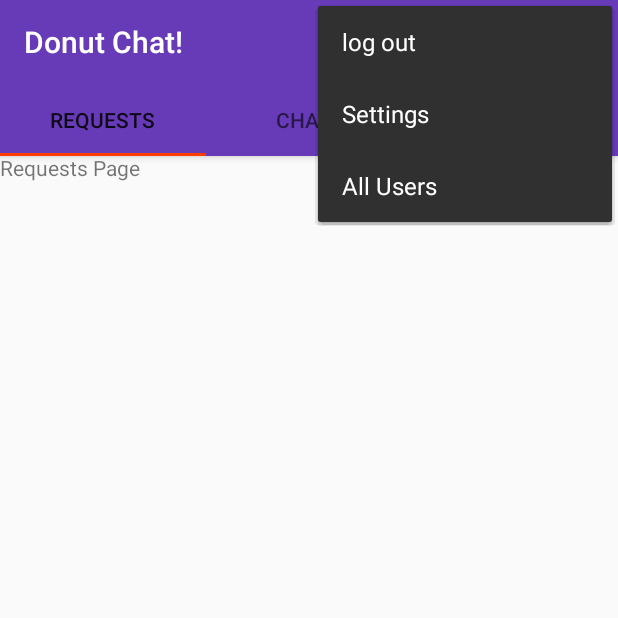
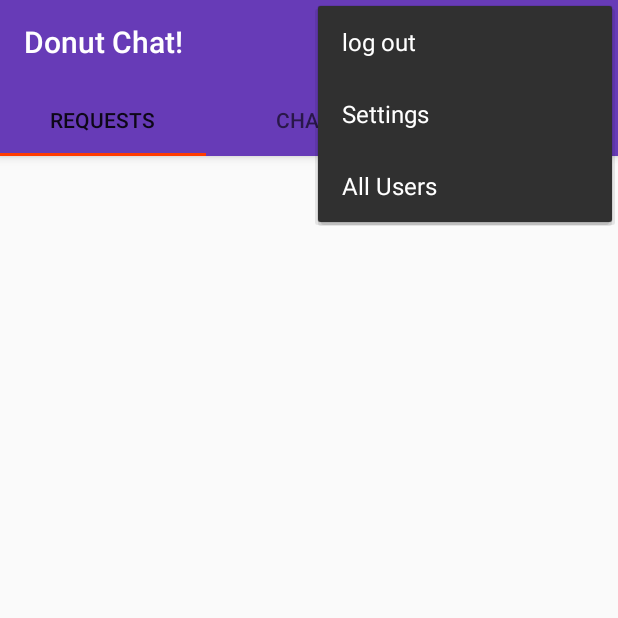
Before and after one commit to nathanLloydw/Donut-Chat, an Android app: the screen it shows after launch once a user with an empty profile is signed in (MainActivity), with the options menu open, on a phone screen of 412 x 824 dp, the top half of it. Run offline under Robolectric (Android 15) with nearby library versions, the phone set to English and light mode, and no system bars; our stand-ins replace CircleImageView, Firebase (no records; nobody signed in at launch, a user with empty details on screens opened directly), Picasso; 2 statements that could not run were skipped.

Commit message:
added requests
updating master version

```diff
--- a/app/src/main/java/com/example/nathanwilliams/messagingapp/RequestsFragment.java
+++ b/app/src/main/java/com/example/nathanwilliams/messagingapp/RequestsFragment.java
@@ -1,29 +1,177 @@
 package com.example.nathanwilliams.messagingapp;
 
 
+import android.app.AlertDialog;
+import android.content.DialogInterface;
+import android.content.Intent;
 import android.os.Bundle;
+import android.support.annotation.Nullable;
 import android.support.v4.app.Fragment;
+import android.support.v7.widget.LinearLayoutManager;
+import android.support.v7.widget.RecyclerView;
 import android.view.LayoutInflater;
+import com.firebase.ui.database.FirebaseRecyclerAdapter;
+import com.google.firebase.auth.FirebaseAuth;
+import com.google.firebase.database.DataSnapshot;
+import com.google.firebase.database.DatabaseError;
+import com.google.firebase.database.DatabaseReference;
+import com.google.firebase.database.FirebaseDatabase;
+
 import android.view.View;
 import android.view.ViewGroup;
+import android.widget.ImageView;
+import android.widget.TextView;
+
+import com.google.firebase.database.ValueEventListener;
+import com.squareup.picasso.Picasso;
+
+import de.hdodenhof.circleimageview.CircleImageView;
 
 
 /**
  * A simple {@link Fragment} subclass.
  */
-public class RequestsFragment extends Fragment {
+public class RequestsFragment extends Fragment
+{
+    private RecyclerView mReqList;
+    private DatabaseReference mReqDatabase;
+    private DatabaseReference mUserDatabase;
+    private FirebaseAuth mAuth;
+    private String mCurrent_user_id;
+    private View mMainView;
+    private LinearLayoutManager mManager;
 
 
-    public RequestsFragment() {
+    public RequestsFragment()
+    {
         // Required empty public constructor
     }
 
 
     @Override
-    public View onCreateView(LayoutInflater inflater, ViewGroup container,
-                             Bundle savedInstanceState) {
+    public View onCreateView(LayoutInflater inflater, @Nullable ViewGroup container, @Nullable Bundle savedInstanceState)
+    {
+
         // Inflate the layout for this fragment
-        return inflater.inflate(R.layout.fragment_requests, container, false);
+        mMainView = inflater.inflate(R.layout.fragment_requests, container, false);
+
+        mReqList = mMainView.findViewById(R.id.req_list);
+
+        mManager = new LinearLayoutManager(this.getActivity());
+
+        mAuth = FirebaseAuth.getInstance();
+
+        mCurrent_user_id = mAuth.getCurrentUser().getUid();
+
+        mReqDatabase = FirebaseDatabase.getInstance().getReference().child("Friend_req").child(mCurrent_user_id);
+        mReqDatabase.keepSynced(true);
+        mUserDatabase = FirebaseDatabase.getInstance().getReference().child("Users");
+        mUserDatabase.keepSynced(true);
+
+        mReqList.setHasFixedSize(true);
+        mReqList.setLayoutManager(mManager);
+
+
+
+        return mMainView;
+
+
     }
 
+    @Override
+    public void onStart()
+    {
+        super.onStart();
+
+        FirebaseRecyclerAdapter<Friends, RequestsViewHolder> friendsRecyclerViewAdapter = new FirebaseRecyclerAdapter<Friends,RequestsViewHolder>
+                (
+
+                        Friends.class,
+                        R.layout.req_layout,
+                        RequestsViewHolder.class,
+                        mReqDatabase
+                )
+        {
+
+            @Override
+            protected void populateViewHolder(final RequestsViewHolder viewHolder, final Friends friends, int i)
+            {
+                final String list_user_id = getRef(i).getKey();
+
+                mUserDatabase.child(list_user_id).addValueEventListener(new ValueEventListener()
+                {
+                    @Override
+                    public void onDataChange(DataSnapshot dataSnapshot)
+                    {
+                        final String userName = dataSnapshot.child("name").getValue().toString();
+                        String userThumb = dataSnapshot.child("thumb_image").getValue().toString();
+
+                        viewHolder.setName(userName);
+                        viewHolder.setUserImage(userThumb);
+
+
+                        viewHolder.mView.setOnClickListener(new View.OnClickListener()
+                        {
+                            @Override
+                            public void onClick(View v)
+                            {
+                                Intent profileIntent = new Intent(getContext(),ProfileActivity.class);
+                                profileIntent.putExtra("user_id",list_user_id);
+                                startActivity(profileIntent);
+
+                            }
+                        });
+                    }
+
+                    @Override
+                    public void onCancelled(DatabaseError databaseError)
+                    {
+
+                    }
+                });
+
+            }
+        };
+
+
+        mReqList.setAdapter(friendsRecyclerViewAdapter);
+
+
+    }
+
+    public static class RequestsViewHolder extends RecyclerView.ViewHolder
+    {
+
+        View mView;
+
+        public RequestsViewHolder(View itemView)
+        {
+            super(itemView);
+
+            mView = itemView;
+
+        }
+
+        public void setName(String name)
+        {
+            TextView userNameView = mView.findViewById(R.id.req_name);
+            userNameView.setText(name);
+
+        }
+        public void setUserImage(String image)
+        {
+            CircleImageView userImageView = mView.findViewById(R.id.req_image);
+
+            if(image.equals("default"))
+            {
+                Picasso.get().load(R.drawable.avatar).placeholder(R.drawable.avatar).into(userImageView);
+            }
+            else
+            {
+                Picasso.get().load(image).placeholder(R.drawable.avatar).into(userImageView);
+            }
+
+        }
+
+    }
 }
--- a/app/src/main/res/layout/fragment_requests.xml
+++ b/app/src/main/res/layout/fragment_requests.xml
@@ -6,9 +6,11 @@
     tools:context=".RequestsFragment">
 
     <!-- TODO: Update blank fragment layout -->
-    <TextView
+
+    <android.support.v7.widget.RecyclerView
+        android:id="@+id/req_list"
         android:layout_width="match_parent"
-        android:layout_height="match_parent"
-        android:text="Requests Page" />
+        android:layout_height="match_parent">
 
+    </android.support.v7.widget.RecyclerView>
 </FrameLayout>
```
Also changed, not shown: app/src/main/res/layout/req_layout.xml (added, +39 -0 lines).
